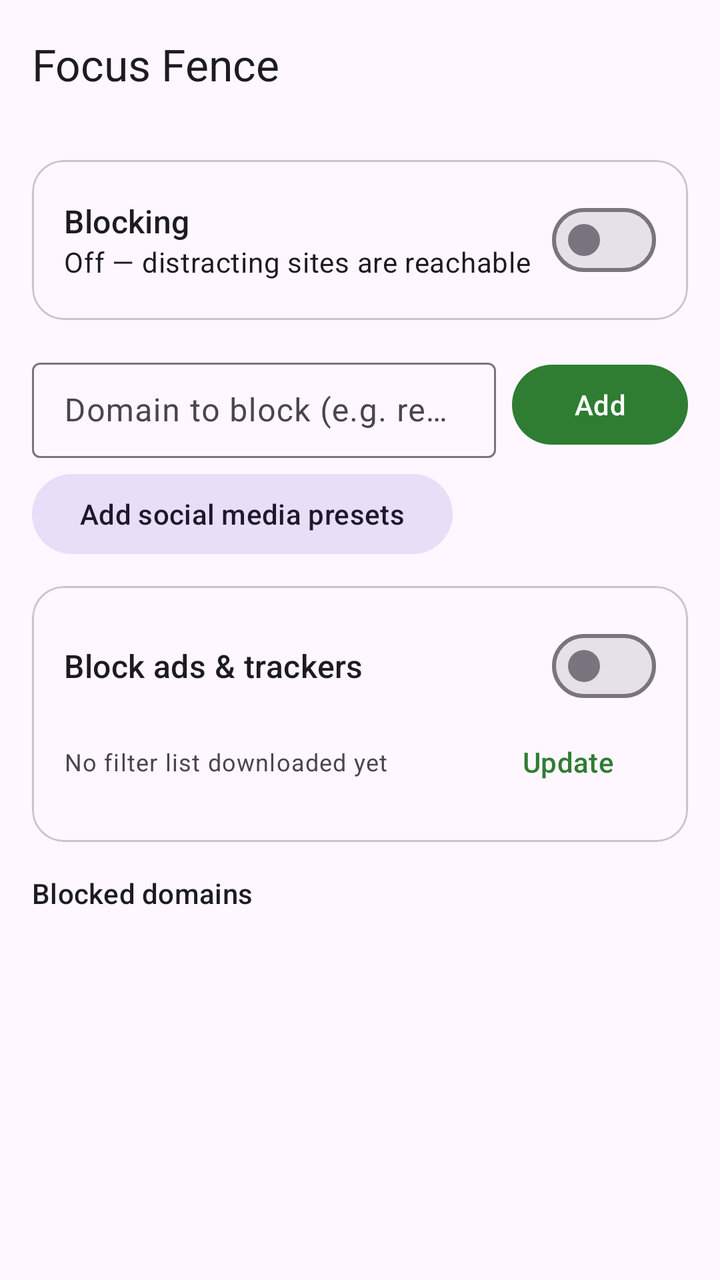
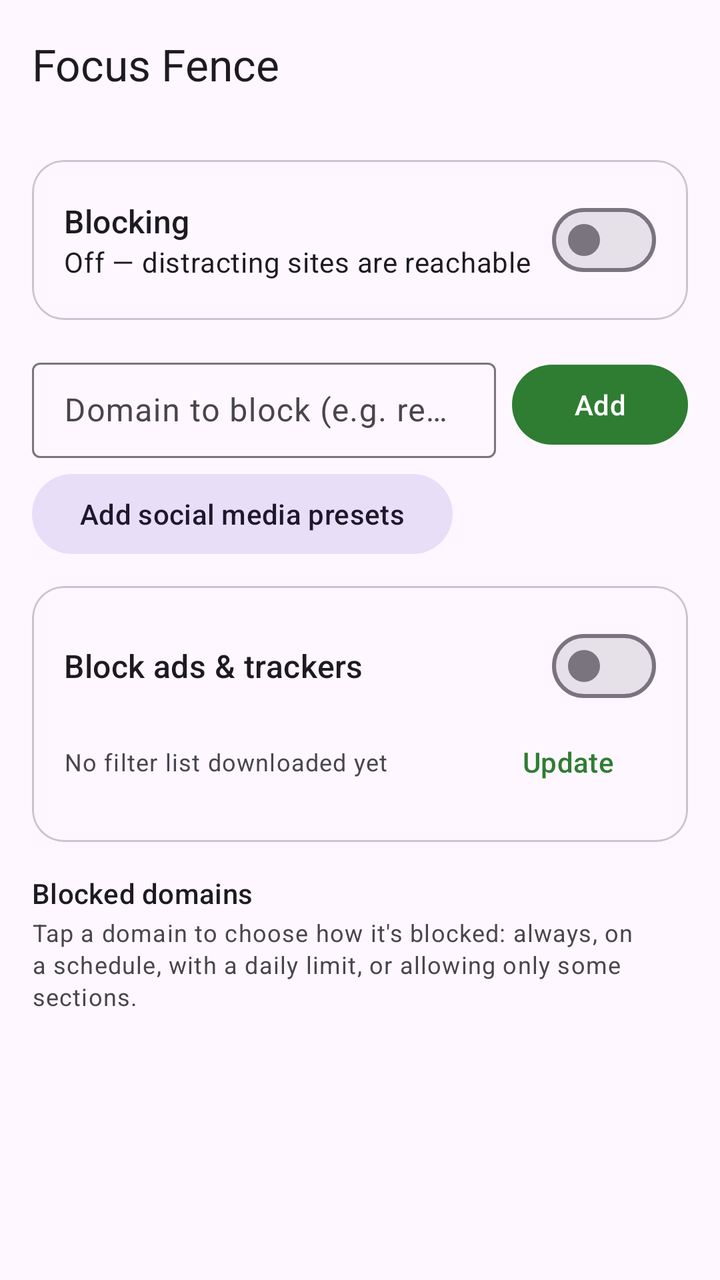

Compare the two renders of this Android layout. The source of the first and the diff that turns it into the second are given below.
<!-- AndroidManifest.xml: application theme Theme.FocusFence -->
<!-- res/layout/activity_main.xml -->
<?xml version="1.0" encoding="utf-8"?>
<androidx.coordinatorlayout.widget.CoordinatorLayout
    xmlns:android="http://schemas.android.com/apk/res/android"
    xmlns:app="http://schemas.android.com/apk/res-auto"
    android:layout_width="match_parent"
    android:layout_height="match_parent">

    <com.google.android.material.appbar.AppBarLayout
        android:id="@+id/appBar"
        android:layout_width="match_parent"
        android:layout_height="wrap_content">

        <com.google.android.material.appbar.MaterialToolbar
            android:id="@+id/toolbar"
            android:layout_width="match_parent"
            android:layout_height="?attr/actionBarSize"
            app:title="@string/app_name" />
    </com.google.android.material.appbar.AppBarLayout>

    <LinearLayout
        android:layout_width="match_parent"
        android:layout_height="match_parent"
        android:orientation="vertical"
        android:padding="16dp"
        app:layout_behavior="@string/appbar_scrolling_view_behavior">

        <com.google.android.material.card.MaterialCardView
            android:layout_width="match_parent"
            android:layout_height="wrap_content"
            app:cardCornerRadius="16dp"
            app:contentPadding="16dp">

            <LinearLayout
                android:layout_width="match_parent"
                android:layout_height="wrap_content"
                android:gravity="center_vertical"
                android:orientation="horizontal">

                <LinearLayout
                    android:layout_width="0dp"
                    android:layout_height="wrap_content"
                    android:layout_weight="1"
                    android:orientation="vertical">

                    <TextView
                        android:layout_width="wrap_content"
                        android:layout_height="wrap_content"
                        android:text="@string/blocking_switch_label"
                        android:textAppearance="?attr/textAppearanceTitleMedium" />

                    <TextView
                        android:id="@+id/statusText"
                        android:layout_width="wrap_content"
                        android:layout_height="wrap_content"
                        android:text="@string/status_inactive"
                        android:textAppearance="?attr/textAppearanceBodyMedium" />
                </LinearLayout>

                <com.google.android.material.materialswitch.MaterialSwitch
                    android:id="@+id/vpnSwitch"
                    android:layout_width="wrap_content"
                    android:layout_height="wrap_content" />
            </LinearLayout>
        </com.google.android.material.card.MaterialCardView>

        <LinearLayout
            android:layout_width="match_parent"
            android:layout_height="wrap_content"
            android:layout_marginTop="16dp"
            android:gravity="center_vertical"
            android:orientation="horizontal">

            <com.google.android.material.textfield.TextInputLayout
                android:id="@+id/domainInputLayout"
                style="@style/Widget.Material3.TextInputLayout.OutlinedBox.Dense"
                android:layout_width="0dp"
                android:layout_height="wrap_content"
                android:layout_weight="1"
                android:hint="@string/domain_hint">

                <com.google.android.material.textfield.TextInputEditText
                    android:id="@+id/domainInput"
                    android:layout_width="match_parent"
                    android:layout_height="wrap_content"
                    android:imeOptions="actionDone"
                    android:inputType="textUri"
                    android:maxLines="1" />
            </com.google.android.material.textfield.TextInputLayout>

            <Button
                android:id="@+id/addButton"
                android:layout_width="wrap_content"
                android:layout_height="wrap_content"
                android:layout_marginStart="8dp"
                android:text="@string/add_button" />
        </LinearLayout>

        <Button
            android:id="@+id/presetButton"
            style="@style/Widget.Material3.Button.TonalButton"
            android:layout_width="wrap_content"
            android:layout_height="wrap_content"
            android:layout_marginTop="4dp"
            android:text="@string/preset_button" />

        <com.google.android.material.card.MaterialCardView
            android:layout_width="match_parent"
            android:layout_height="wrap_content"
            android:layout_marginTop="12dp"
            app:cardCornerRadius="16dp"
            app:contentPadding="16dp">

            <LinearLayout
                android:layout_width="match_parent"
                android:layout_height="wrap_content"
                android:orientation="vertical">

                <LinearLayout
                    android:layout_width="match_parent"
                    android:layout_height="wrap_content"
                    android:gravity="center_vertical"
                    android:orientation="horizontal">

                    <TextView
                        android:layout_width="0dp"
                        android:layout_height="wrap_content"
                        android:layout_weight="1"
                        android:text="@string/adblock_label"
                        android:textAppearance="?attr/textAppearanceTitleMedium" />

                    <com.google.android.material.materialswitch.MaterialSwitch
                        android:id="@+id/adSwitch"
                        android:layout_width="wrap_content"
                        android:layout_height="wrap_content" />
                </LinearLayout>

                <LinearLayout
                    android:layout_width="match_parent"
                    android:layout_height="wrap_content"
                    android:gravity="center_vertical"
                    android:orientation="horizontal">

                    <TextView
                        android:id="@+id/adStatusText"
                        android:layout_width="0dp"
                        android:layout_height="wrap_content"
                        android:layout_weight="1"
                        android:text="@string/adlist_none"
                        android:textAppearance="?attr/textAppearanceBodySmall"
                        android:textColor="?android:attr/textColorSecondary" />

                    <Button
                        android:id="@+id/adUpdateButton"
                        style="@style/Widget.Material3.Button.TextButton"
                        android:layout_width="wrap_content"
                        android:layout_height="wrap_content"
                        android:text="@string/adlist_update" />
                </LinearLayout>
            </LinearLayout>
        </com.google.android.material.card.MaterialCardView>

        <com.google.android.material.card.MaterialCardView
            android:id="@+id/sectionCard"
            android:layout_width="match_parent"
            android:layout_height="wrap_content"
            android:layout_marginTop="12dp"
            android:visibility="gone"
            app:cardCornerRadius="16dp"
            app:contentPadding="16dp">

            <LinearLayout
                android:layout_width="match_parent"
                android:layout_height="wrap_content"
                android:gravity="center_vertical"
                android:orientation="horizontal">

                <LinearLayout
                    android:layout_width="0dp"
                    android:layout_height="wrap_content"
                    android:layout_weight="1"
                    android:orientation="vertical">

                    <TextView
                        android:layout_width="wrap_content"
                        android:layout_height="wrap_content"
                        android:text="@string/section_service_label"
                        android:textAppearance="?attr/textAppearanceTitleMedium" />

                    <TextView
                        android:id="@+id/sectionStatusText"
                        android:layout_width="wrap_content"
                        android:layout_height="wrap_content"
                        android:textAppearance="?attr/textAppearanceBodySmall"
                        android:textColor="?android:attr/textColorSecondary" />
                </LinearLayout>

                <Button
                    android:id="@+id/sectionEnableButton"
                    style="@style/Widget.Material3.Button.TextButton"
                    android:layout_width="wrap_content"
                    android:layout_height="wrap_content"
                    android:text="@string/section_enable_button" />
            </LinearLayout>
        </com.google.android.material.card.MaterialCardView>

        <TextView
            android:layout_width="wrap_content"
            android:layout_height="wrap_content"
            android:layout_marginTop="16dp"
            android:text="@string/blocked_domains_header"
            android:textAppearance="?attr/textAppearanceTitleSmall" />

        <androidx.recyclerview.widget.RecyclerView
            android:id="@+id/domainList"
            android:layout_width="match_parent"
            android:layout_height="0dp"
            android:layout_marginTop="8dp"
            android:layout_weight="1"
            android:clipToPadding="false"
            app:layoutManager="androidx.recyclerview.widget.LinearLayoutManager" />
    </LinearLayout>
</androidx.coordinatorlayout.widget.CoordinatorLayout>
<!-- resources referenced by this layout -->
<resources>
  <string name="adblock_label">Block ads &amp; trackers</string>
  <string name="add_button">Add</string>
  <string name="adlist_none">No filter list downloaded yet</string>
  <string name="adlist_update">Update</string>
  <string name="app_name">Focus Fence</string>
  <string name="blocked_domains_header">Blocked domains</string>
  <string name="blocking_switch_label">Blocking</string>
  <string name="domain_hint">Domain to block (e.g. reddit.com)</string>
  <string name="preset_button">Add social media presets</string>
  <string name="section_enable_button">Enable</string>
  <string name="section_service_label">Section filter</string>
  <string name="status_inactive">Off — distracting sites are reachable</string>
  <style name="Theme.FocusFence" parent="Theme.Material3.DayNight.NoActionBar">
          <item name="colorPrimary">@color/brand_primary</item>
      </style>
  <color name="brand_primary">#2E7D32</color>
</resources>

<!-- the commit's change to res/layout/activity_main.xml (unified diff, before → after) -->
@@ -209,6 +209,14 @@
             android:layout_marginTop="16dp"
             android:text="@string/blocked_domains_header"
             android:textAppearance="?attr/textAppearanceTitleSmall" />
+
+        <TextView
+            android:layout_width="match_parent"
+            android:layout_height="wrap_content"
+            android:layout_marginTop="2dp"
+            android:text="@string/list_hint"
+            android:textAppearance="?attr/textAppearanceBodySmall"
+            android:textColor="?android:attr/textColorSecondary" />
 
         <androidx.recyclerview.widget.RecyclerView
             android:id="@+id/domainList"
<!-- resource entries referenced after the edit -->
@@ -8,6 +8,7 @@
   <string name="blocked_domains_header">Blocked domains</string>
   <string name="blocking_switch_label">Blocking</string>
   <string name="domain_hint">Domain to block (e.g. reddit.com)</string>
+  <string name="list_hint">Tap a domain to choose how it\'s blocked: always, on a schedule, with a daily limit, or allowing only some sections.</string>
   <string name="preset_button">Add social media presets</string>
   <string name="section_enable_button">Enable</string>
   <string name="section_service_label">Section filter</string>
